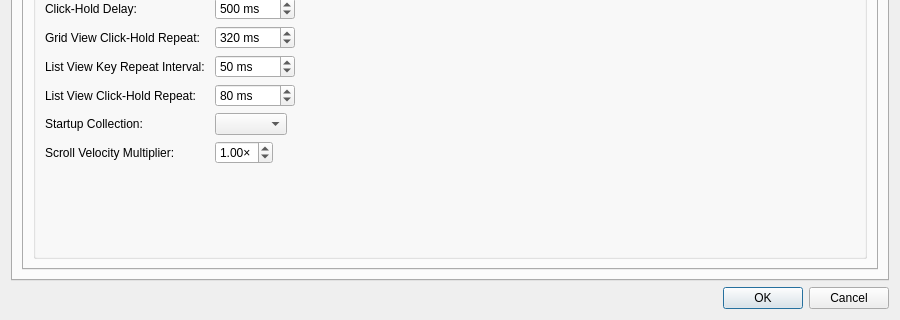
The window that src/ui/dialogs/settingsdialog.ui (EtherAura/Kartend) describes before a commit, drawn with Qt 5; both pictures show x 0 to 900 and y 300 to 620 of the 900 by 620 pixel window.
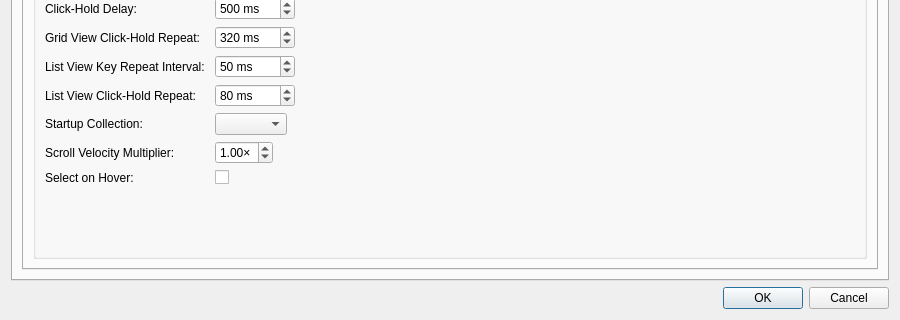
The same window after the commit. The open tabs and pages were chosen to show the change. Icons and pictures are not drawn.

Commit message: feat(settings): finish hover selection and compact dialog (Kartend-4wf Kartend-f82)

The edit to the form file:
```diff
--- a/src/ui/dialogs/settingsdialog.ui
+++ b/src/ui/dialogs/settingsdialog.ui
@@ -1429,8 +1429,22 @@
               </property>
              </widget>
             </item>
-               </layout>
-              </item>
+            <item row="13" column="0">
+             <widget class="QLabel" name="selectItemOnHoverLabel">
+              <property name="text">
+               <string>Select on Hover:</string>
+              </property>
+             </widget>
+            </item>
+            <item row="13" column="1">
+             <widget class="QCheckBox" name="selectItemOnHoverCheckBox">
+              <property name="toolTip">
+               <string>Move selection to the visible item under the mouse pointer without clicking</string>
+              </property>
+             </widget>
+            </item>
+                </layout>
+               </item>
               <item>
                <spacer name="generalVerticalSpacer">
                 <property name="orientation">
```
Left out of the diff: 8 changed lines with no effect on the pictures. The commit also changes 12 other files.
